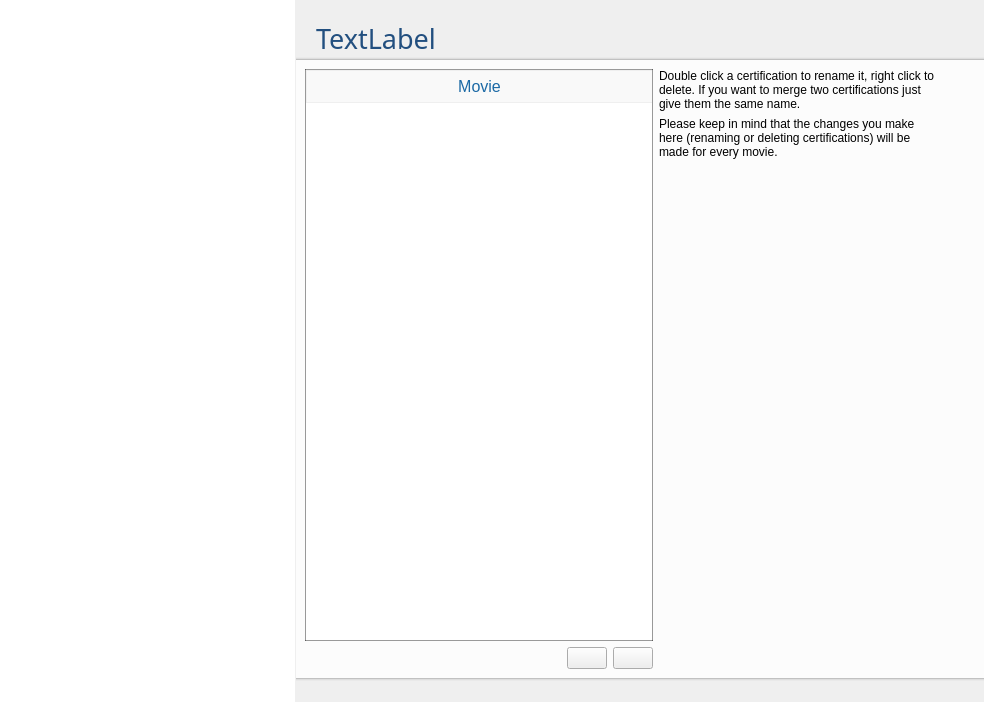
Qt form movies/CertificationWidget.ui (Komet/MediaElch) before a commit.
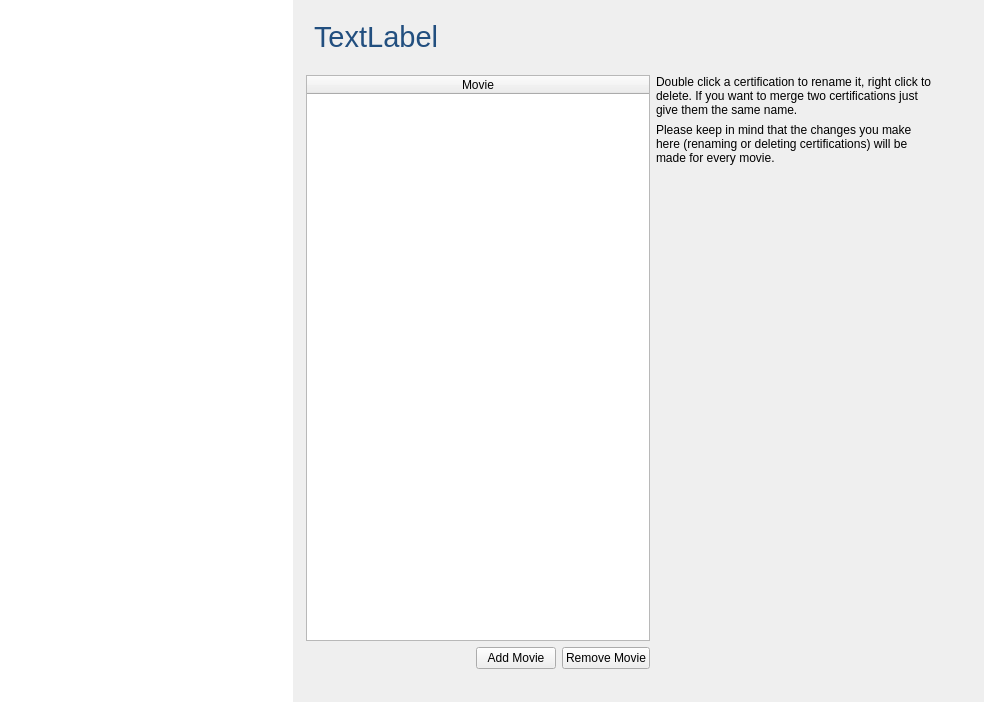
The same form after that commit. Icons and pictures are not drawn. Custom widgets are drawn as their Qt base class.

Commit message: Completed layout changes

Diff of the .ui file:
```diff
--- a/movies/CertificationWidget.ui
+++ b/movies/CertificationWidget.ui
@@ -16,12 +16,8 @@
   <property name="styleSheet">
    <string notr="true">#certifications {
 	border: 0px;
-	color: #395265;
 }
-QGroupBox {
-	border-radius: 0;
-	background-color: rgba(255, 255, 255, 200);
-}</string>
+</string>
   </property>
   <layout class="QVBoxLayout" name="verticalLayout_2">
    <property name="margin">
@@ -38,9 +34,10 @@
      <widget class="QTableWidget" name="certifications">
       <property name="styleSheet">
        <string notr="true">#certifications {
-	alternate-background-color: rgb(243, 246, 250);
-	color: #395265;
+	alternate-background-color: #f9f9f9;
 	selection-background-color: qlineargradient(spread:pad, x1:0, y1:0, x2:0, y2:1, stop:0 #4185b6, stop:1 #1b6aa5);
+	color: #395265;
+    selection-color: #ffffff;
 }
 </string>
       </property>
@@ -66,10 +63,7 @@
       </column>
      </widget>
      <widget class="QWidget" name="horizontalLayoutWidget">
-      <layout class="QVBoxLayout" name="verticalLayout_3" stretch="0,0,1,0">
-       <property name="spacing">
-        <number>0</number>
-       </property>
+      <layout class="QVBoxLayout" name="verticalLayout_3" stretch="0,1">
        <property name="leftMargin">
         <number>0</number>
        </property>
@@ -86,8 +80,8 @@
         <widget class="QLabel" name="certificationName">
          <property name="font">
           <font>
-           <family>Pathway Gothic One</family>
-           <pointsize>20</pointsize>
+           <family>Helvetica Neue</family>
+           <pointsize>22</pointsize>
           </font>
          </property>
          <property name="styleSheet">
@@ -102,28 +96,15 @@
          </property>
         </widget>
        </item>
-       <item>
-        <widget class="QWidget" name="widget" native="true">
-         <property name="minimumSize">
-          <size>
-           <width>0</width>
-           <height>3</height>
-          </size>
-         </property>
-         <property name="maximumSize">
-          <size>
-           <width>16777215</width>
-           <height>3</height>
-          </size>
-         </property>
-         <property name="styleSheet">
-          <string notr="true">background-color: qlineargradient(spread:pad, x1:1, y1:1, x2:1, y2:0, stop:0 rgba(100, 100, 100, 255), stop:0.2 rgba(100, 100, 100, 50), stop:1 rgba(255, 255, 255, 0));
-</string>
-         </property>
-        </widget>
-       </item>
        <item>
         <widget class="QGroupBox" name="groupBox">
+         <property name="styleSheet">
+          <string notr="true">QGroupBox {
+	border-radius: 0;
+	background-color: transparent;
+}
+</string>
+         </property>
          <property name="title">
           <string/>
          </property>
@@ -132,36 +113,6 @@
            <layout class="QVBoxLayout" name="verticalLayout_4">
             <item>
              <widget class="QTableWidget" name="movies">
-              <property name="styleSheet">
-               <string notr="true">#movies {
-	border: 1px solid rgba(0, 0, 0, 100);
-	alternate-background-color: rgb(243, 246, 250);
-	color: #395265;
-	selection-background-color: qlineargradient(spread:pad, x1:0, y1:0, x2:0, y2:1, stop:0 #4185b6, stop:1 #1b6aa5);
-}
-
-QHeaderView::section {
-    background-color: #f9f9f9;
-    color: rgb(27, 105, 165);
-    border: none;
-    border-left: 1px solid #f0f0f0;
-    font-weight: normal;
-    font-size: 12pt;
-    padding-top: 4px;
-    padding-bottom: 4px;
-    margin-top: 1px;
-    margin-bottom: 1px;
-}
-
-QHeaderView::section:first {
-    border: none;
-}
-
-QHeaderView::section:checked
-{
-}
-</string>
-              </property>
               <property name="editTriggers">
                <set>QAbstractItemView::NoEditTriggers</set>
               </property>
@@ -205,7 +156,7 @@
                  <string>Add Movie</string>
                 </property>
                 <property name="text">
-                 <string/>
+                 <string>Add Movie</string>
                 </property>
                 <property name="icon">
                  <iconset resource="../MediaElch.qrc">
@@ -219,7 +170,7 @@
                  <string>Remove Current Movie</string>
                 </property>
                 <property name="text">
-                 <string/>
+                 <string>Remove Movie</string>
                 </property>
                 <property name="icon">
                  <iconset resource="../MediaElch.qrc">
@@ -284,26 +235,6 @@
          </layout>
         </widget>
        </item>
-       <item>
-        <widget class="QWidget" name="widget_2" native="true">
-         <property name="minimumSize">
-          <size>
-           <width>0</width>
-           <height>3</height>
-          </size>
-         </property>
-         <property name="maximumSize">
-          <size>
-           <width>16777215</width>
-           <height>3</height>
-          </size>
-         </property>
-         <property name="styleSheet">
-          <string notr="true">background-color: qlineargradient(spread:pad, x1:1, y1:0, x2:1, y2:1, stop:0 rgba(100, 100, 100, 255), stop:0.2 rgba(100, 100, 100, 50), stop:1 rgba(255, 255, 255, 0));
-</string>
-         </property>
-        </widget>
-       </item>
       </layout>
      </widget>
     </widget>
```
Left out of the diff: 25 changed lines with no effect on the pictures. The commit also changes 32 other files.
